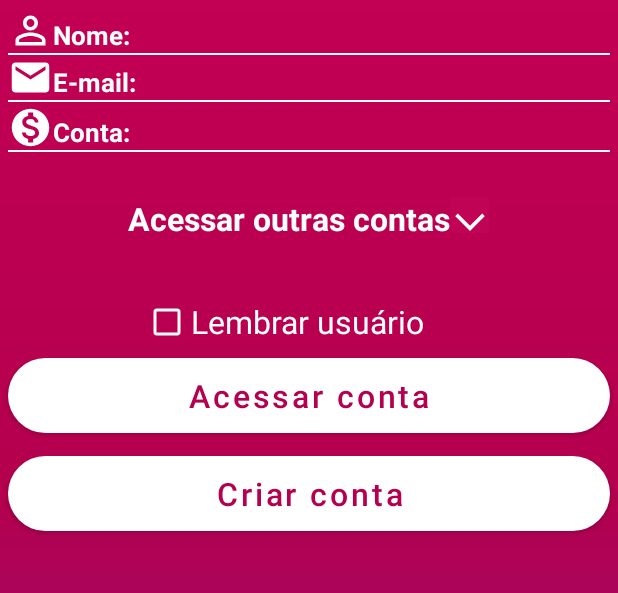
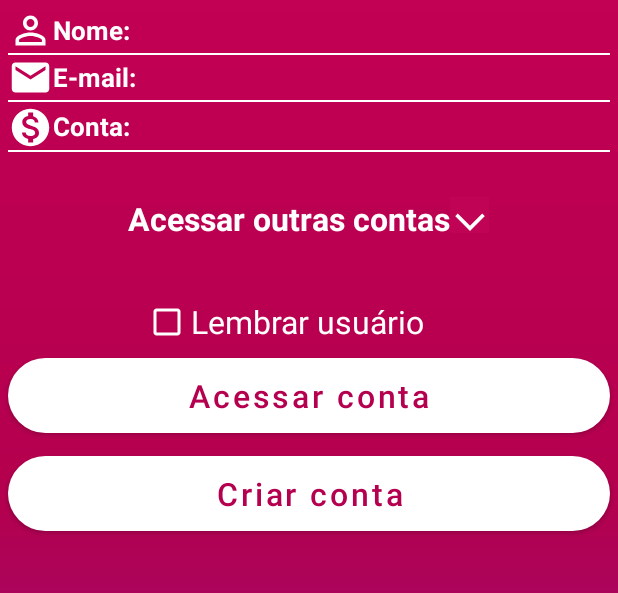
Before and after one commit to GILMARCOSSANTOS/BancoBradesil1.0, an Android app: the screen it shows after launch (MainActivity), on a phone screen of 412 x 824 dp, the part 120-713 px from its top. Run offline under Robolectric (Android 15) with nearby library versions, the phone set to English and light mode, and no system bars.

```diff
--- a/app/src/main/res/layout/activity_conta.xml
+++ b/app/src/main/res/layout/activity_conta.xml
@@ -60,7 +60,7 @@
             android:id="@+id/textViewNomeClienteActivityContaId"
             android:layout_width="wrap_content"
             android:layout_height="wrap_content"
-            android:layout_gravity="bottom"
+            android:layout_gravity="center"
             android:textColor="@color/white01"
             android:textSize="17sp"
             tools:text="Nome do Cliente" />
--- a/app/src/main/res/layout/activity_contas_cadastradas.xml
+++ b/app/src/main/res/layout/activity_contas_cadastradas.xml
@@ -67,7 +67,7 @@
             android:id="@+id/txtVw_nome_contasCadastradas_id"
             android:layout_width="wrap_content"
             android:layout_height="wrap_content"
-            android:layout_gravity="bottom"
+            android:layout_gravity="center"
             android:textColor="@color/white01"
             android:textSize="17sp"
             tools:text="Nome do Cliente" />
--- a/app/src/main/res/layout/componentes_dados.xml
+++ b/app/src/main/res/layout/componentes_dados.xml
@@ -25,7 +25,7 @@
                 android:id="@+id/txtVw_nomeCliente_componentDados_id"
                 android:layout_width="wrap_content"
                 android:layout_height="wrap_content"
-                android:layout_gravity="bottom"
+                android:layout_gravity="center"
                 android:hint="@string/nome"
                 android:text="@string/nome"
                 android:textColor="@color/white01"
@@ -56,7 +56,7 @@
                 android:id="@+id/txtVw_emailCliente_componentDados_id"
                 android:layout_width="wrap_content"
                 android:layout_height="wrap_content"
-                android:layout_gravity="bottom"
+                android:layout_gravity="center"
                 android:hint="@string/eMail"
                 android:text="@string/eMail"
                 android:textColor="@color/white01"
@@ -88,7 +88,7 @@
                 android:id="@+id/txtVw_contaCliente_componentDados_id"
                 android:layout_width="wrap_content"
                 android:layout_height="wrap_content"
-                android:layout_gravity="bottom"
+                android:layout_gravity="center"
                 android:hint="@string/conta"
                 android:text="@string/conta"
                 android:textColor="@color/white01"
```
